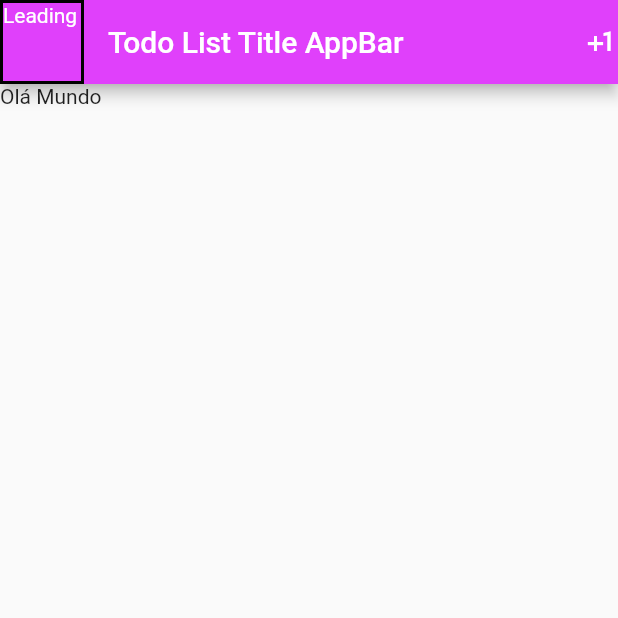
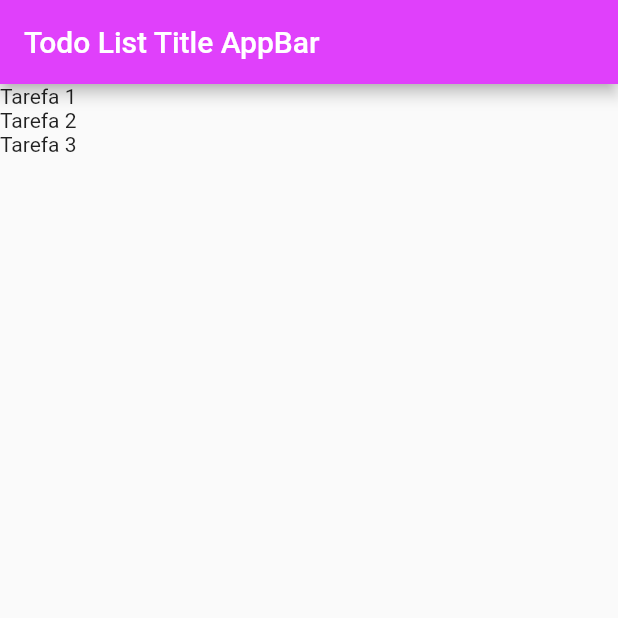
Before and after one commit to alexssantos/flutter-codes, a Flutter app: the screen it shows after launch, on a phone screen of 412 x 824 dp, the top half of it. Run offline on Flutter 3.47's test engine with Material 2 defaults, Android fonts, the phone set to English and light mode, and no system bars.

Commit message:
Add List

```diff
--- a/apps/todo/todo_flutter_app/lib/main.dart
+++ b/apps/todo/todo_flutter_app/lib/main.dart
@@ -1,4 +1,5 @@
 import 'package:flutter/material.dart';
+import 'package:todo_flutter_app/models/Tarefa.dart';
 
 void main() => runApp(MyApp());
 
@@ -15,6 +16,15 @@ class MyApp extends StatelessWidget {
 }
 
 class HomePage extends StatefulWidget {
+  var tarefas = new List<Tarefa>();
+
+  HomePage() {
+    tarefas = [];
+    tarefas.add(Tarefa(title: "Tarefa 1", done: false));
+    tarefas.add(Tarefa(title: "Tarefa 2", done: true));
+    tarefas.add(Tarefa(title: "Tarefa 3", done: false));
+  }
+
   @override
   _HomePageState createState() => _HomePageState();
 }
@@ -24,19 +34,14 @@ class _HomePageState extends State<HomePage> {
   Widget build(BuildContext context) {
     return Scaffold(
       appBar: AppBar(
-        leading: Container(
-          //margin: const EdgeInsets.all(30.0),
-          //padding: const EdgeInsets.all(10.0),
-          decoration: myBoxDecoration(),
-          child: Text("Leading"),
-        ),
         title: Text("Todo List Title AppBar"),
-        actions: <Widget>[
-          Icon(Icons.plus_one),
-        ],
       ),
-      body: Container(
-        child: Text("Olá Mundo"),
+
+	  body: ListView.builder(
+        itemCount: widget.tarefas.length,
+		itemBuilder: (BuildContext ctx, int index){
+			return Text(widget.tarefas[index].title);
+		},
       ),
     );
   }
```
